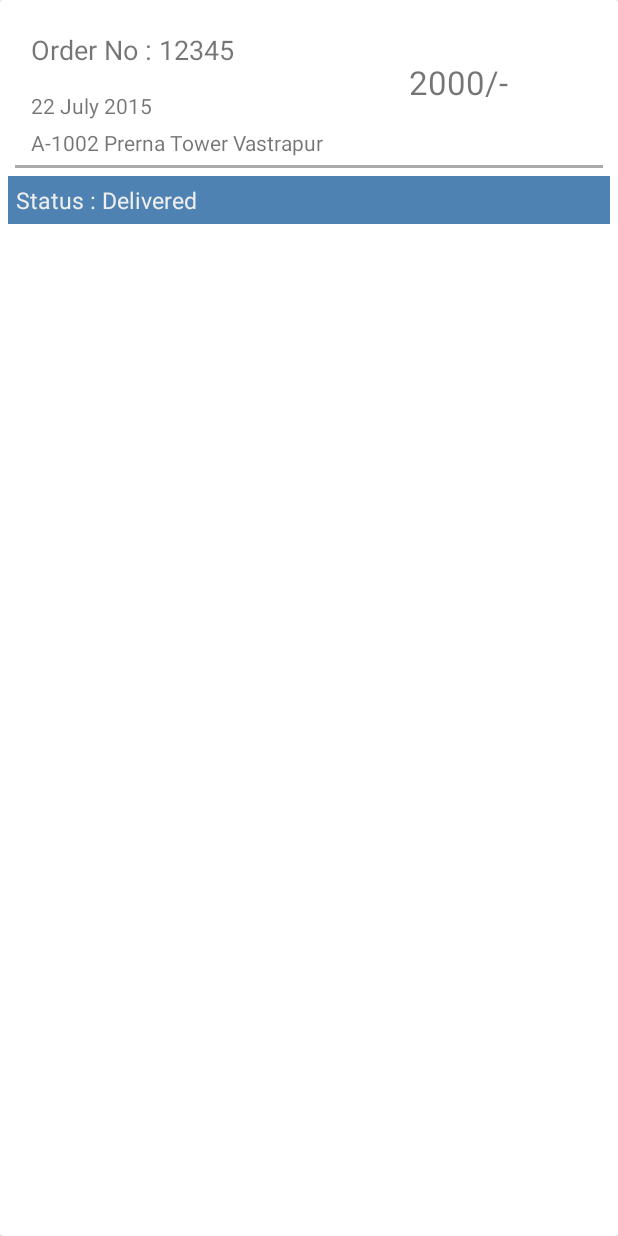
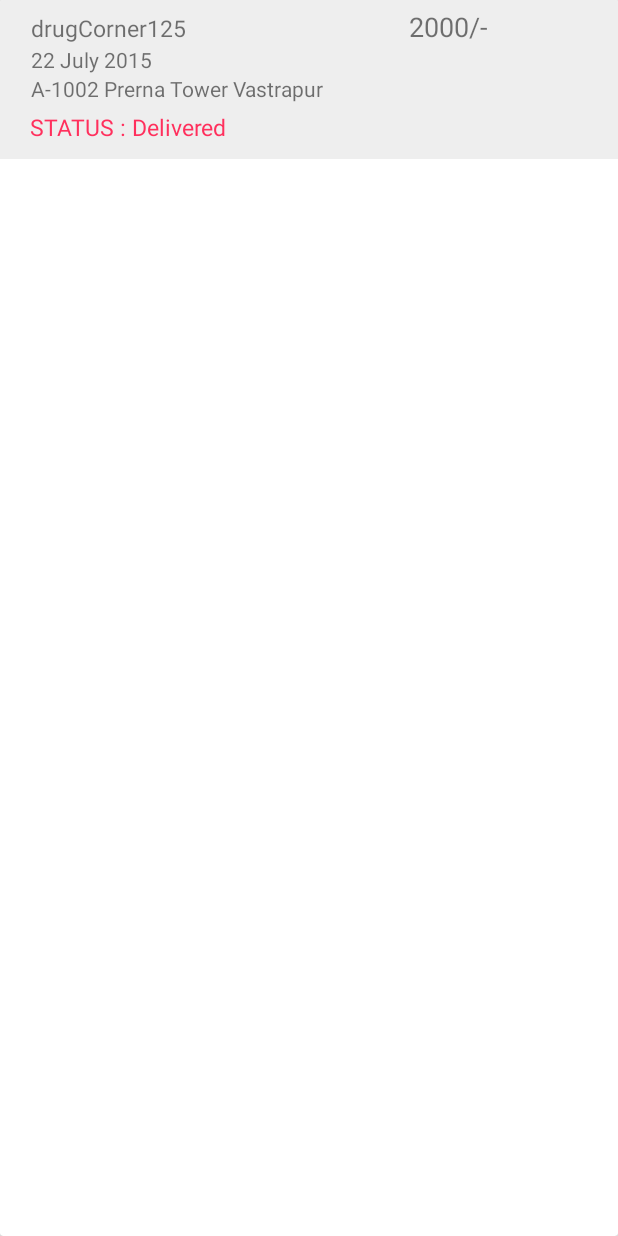
Before and after one commit to CODE-SPINACH/tarun-customer, an Android app: the layout cards_order.xml on its own in the app's theme, with its tools: preview values and no code run, on a phone screen of 412 x 824 dp. Run offline under Robolectric (Android 15) with nearby library versions, the phone set to English and light mode, and no system bars.

Commit message:
Third commit @ravi

```diff
--- a/app/src/main/java/com/app/drugcorner32/dc_template/Adapters/OrderListAdapter.java
+++ b/app/src/main/java/com/app/drugcorner32/dc_template/Adapters/OrderListAdapter.java
@@ -118,7 +118,7 @@ public class OrderListAdapter extends ArrayAdapter<OrderDetails> {
         }
 
         OrderDetails details = getItem(position);
-        holder.orderNo.setText("Order No : "+details.getOrderNo() + "");
+        holder.orderNo.setText("drugCorner"+details.getOrderNo() + "");
 
         holder.checkBox.setChecked(details.getSelection());
         //displays two decimal digits of the amount
@@ -126,7 +126,7 @@ public class OrderListAdapter extends ArrayAdapter<OrderDetails> {
 
         //holder.orderDate.setText(details.getOrderDate() + "");
         holder.orderAddress.setText(details.getOrderDeliveryAddress());
-        holder.orderStatus.setText("Status : " + details.getOrderStatus().toString());
+        holder.orderStatus.setText("STATUS : " + details.getOrderStatus().toString());
         return view;
     }
 
--- a/app/src/main/res/layout/cards_order.xml
+++ b/app/src/main/res/layout/cards_order.xml
@@ -12,7 +12,8 @@
             android:layout_width="match_parent"
             android:padding="5dp"
             android:layout_height="wrap_content"
-            android:orientation="horizontal">
+            android:orientation="horizontal"
+            android:background="#EEE">
 
             <CheckBox
                 android:id="@+id/orderCheckBox"
@@ -23,18 +24,33 @@
                 android:layout_height="match_parent" />
 
             <LinearLayout
-                android:layout_width="0dp"
-                android:layout_weight="2"
+                android:layout_width="match_parent"
                 android:layout_height="match_parent"
                 android:orientation="vertical">
 
-                <TextView
-                    android:padding="15dp"
+                <LinearLayout
                     android:layout_width="match_parent"
                     android:layout_height="wrap_content"
-                    android:id="@+id/orderNoTextView"
-                    android:textSize="18dp"
-                    android:text="Order No : 12345"/>
+                    android:orientation="horizontal">
+
+                    <TextView
+                        android:paddingLeft="15dp"
+                        android:layout_width="0dp"
+                        android:layout_height="wrap_content"
+                        android:id="@+id/orderNoTextView"
+                        android:textSize="15dp"
+                        android:text="drugCorner125"
+                        android:layout_weight="2"/>
+
+                    <TextView
+                        android:layout_width="0dp"
+                        android:layout_height="wrap_content"
+                        android:id="@+id/orderAmountTextView"
+                        android:textSize="18sp"
+                        android:layout_weight="1"
+                        android:text="2000/-"/>
+
+                </LinearLayout>
 
 
                 <TextView
@@ -49,43 +65,21 @@
                     android:layout_width="match_parent"
                     android:layout_height="wrap_content"
                     android:paddingLeft="15dp"
-                    android:paddingTop="5dp"
                     android:text="A-1002 Prerna Tower Vastrapur"/>
 
-            </LinearLayout>
-            <LinearLayout
-                android:layout_width="0dp"
-                android:layout_weight="1"
-                android:gravity="left|center"
-                android:layout_height="match_parent">
                 <TextView
-                    android:layout_width="wrap_content"
+                    android:id="@+id/orderStatusTextView"
+                    android:layout_width="match_parent"
                     android:layout_height="wrap_content"
-                    android:id="@+id/orderAmountTextView"
-                    android:textSize="22sp"
-                    android:text="2000/-"/>
+                    android:textColor="#FF305D"
+                    android:textSize="15dp"
+                    android:text="STATUS : Delivered"
+                    android:layout_margin="5dp"
+                    android:paddingLeft="9dp"/>
 
             </LinearLayout>
 
         </LinearLayout>
 
-        <View
-            android:layout_width="match_parent"
-            android:layout_marginLeft="10dp"
-            android:layout_marginRight="10dp"
-            android:background="#aaa"
-            android:layout_height="2dp"/>
-
-        <TextView
-            android:id="@+id/orderStatusTextView"
-            android:layout_width="match_parent"
-            android:layout_height="wrap_content"
-            android:background="#4D82B2"
-            android:textColor="#eee"
-            android:textSize="15dp"
-            android:text="Status : Delivered"
-            android:layout_margin="5dp"
-            android:padding="5dp"/>
-
     </LinearLayout>
 </android.support.v7.widget.CardView>
```
Also changed, not shown: app/src/main/res/layout/cards_medicine.xml (+77 -32 lines), app/src/main/res/layout/cards_prescription.xml (+20 -11 lines), app/src/main/res/layout/dialog_previous_order.xml (+16 -12 lines), 1 other file.
